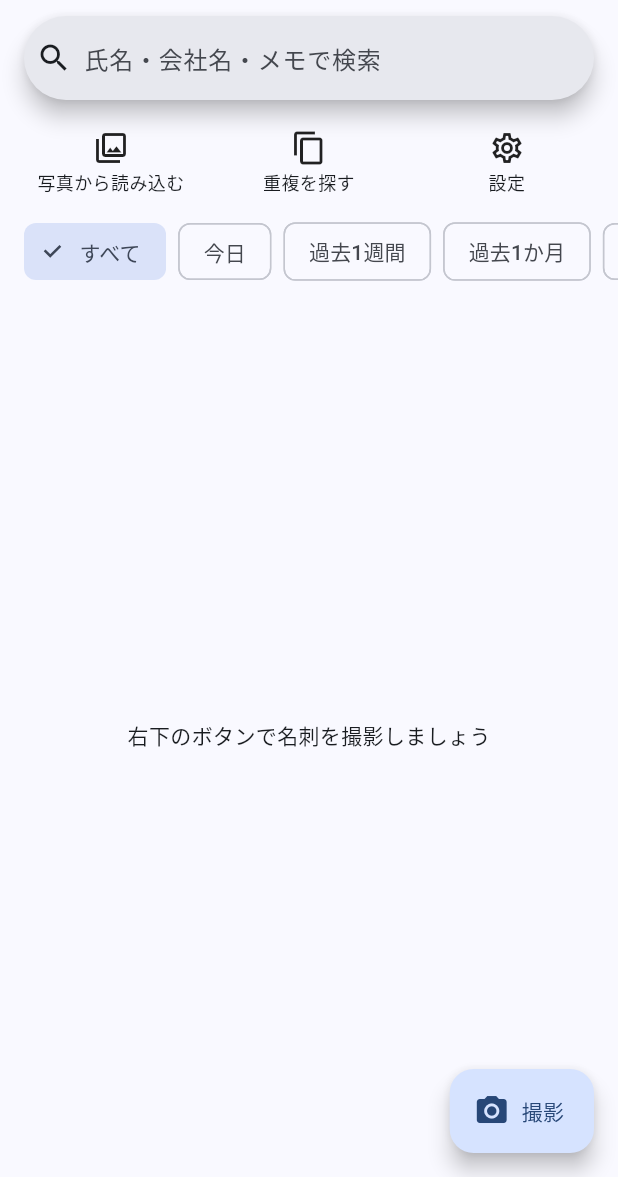
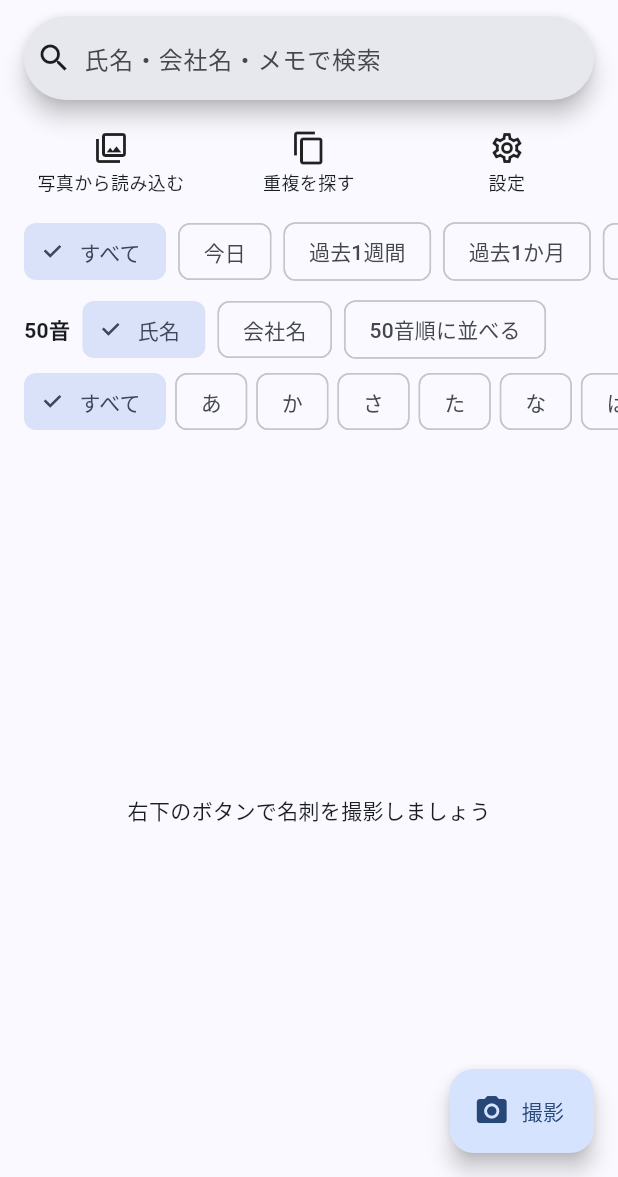
Before and after one commit to mushroomyasuyuki/wp-dev, a Flutter app: the screen it shows after launch, after a tap on "すべて", on a phone screen of 412 x 824 dp, the part 59-1236 px from its top. Run offline on Flutter 3.47's test engine with Material 3 defaults, Android fonts, the phone set to English and light mode, and no system bars; our stand-ins replace camera, file_picker, flutter_contacts, flutter_image_compress, image_picker, in_app_purchase and 4 more; missing offline and left inert: charset_converter, google_mlkit_text_recognition; accounts and stored records are empty.

Commit message:
氏名・会社名の50音検索を追加(会社名よみがな、名刺のふりがな自動取り込み、50音順)(v1.0.1)
Co-Authored-By: Claude Sonnet 5.5 <noreply@anthropic.com>
Claude-Session: https://claude.ai/code/session_01QDMFDuVFhKQZGZdYN6SdzB

```diff
--- a/meishi_app/lib/csv_import.dart
+++ b/meishi_app/lib/csv_import.dart
@@ -3,6 +3,7 @@ import 'dart:typed_data';
 
 import 'package:charset_converter/charset_converter.dart';
 
+import 'kana.dart';
 import 'models.dart';
 
 /// 文字コードを判定して文字列にする。UTF-8（BOMつきも可）を先に試し、だめならShift_JIS（Excelの日本語CSV）。
@@ -77,6 +78,14 @@ List<List<String>> parseCsv(String text) {
 
 const _synonyms = <String, List<String>>{
   'name': ['氏名', '名前', 'お名前', 'name', 'fullname'],
+  'companyKana': [
+    '会社名よみがな',
+    '会社名ふりがな',
+    '会社よみがな',
+    '会社ふりがな',
+    '会社名フリガナ',
+    'companykana',
+  ],
   'kana': ['よみがな', 'ふりがな', 'フリガナ', 'ヨミガナ', '読み', '読みがな', 'kana', 'furigana'],
   'company': [
     '会社名',
@@ -119,6 +128,7 @@ const _defaultOrder = [
   'url',
   'memo',
   'created',
+  'companyKana',
 ];
 
 String _norm(String s) => s.replaceAll(RegExp(r'[\s　"()（）]'), '').toLowerCase();
@@ -182,7 +192,8 @@ CsvResult cardsFromRows(List<List<String>> rows, {DateTime? now}) {
     cards.add(
       BizCard(
         name: name,
-        nameKana: v['kana'] ?? '',
+        nameKana: toHiragana(v['kana'] ?? ''),
+        companyKana: toHiragana(v['companyKana'] ?? ''),
         company: v['company'] ?? '',
         department: v['department'] ?? '',
         title: v['title'] ?? '',
--- a/meishi_app/lib/db.dart
+++ b/meishi_app/lib/db.dart
@@ -4,6 +4,7 @@ import 'package:path/path.dart' as p;
 import 'package:path_provider/path_provider.dart';
 import 'package:sqflite/sqflite.dart';
 
+import 'kana.dart';
 import 'models.dart';
 
 /// 名刺テーブル（cards）1つだけのデータベース。
@@ -15,12 +16,12 @@ class CardRepo {
     final path = p.join(await getDatabasesPath(), 'meishi.db');
     final db = await openDatabase(
       path,
-      version: 2,
+      version: 3,
       onCreate: (db, _) async {
         await db.execute('''
         CREATE TABLE cards(
           id INTEGER PRIMARY KEY AUTOINCREMENT,
-          name TEXT, name_kana TEXT, company TEXT, department TEXT, title TEXT,
+          name TEXT, name_kana TEXT, company TEXT, company_kana TEXT DEFAULT '', department TEXT, title TEXT,
           phone TEXT, mobile TEXT, fax TEXT, email TEXT, address TEXT, url TEXT,
           memo TEXT, raw_text TEXT, image_uri TEXT, thumb_path TEXT,
           image_pending INTEGER, contact_registered INTEGER DEFAULT 0,
@@ -31,6 +32,11 @@ class CardRepo {
         if (oldVersion < 2) {
           await db.execute(
             'ALTER TABLE cards ADD COLUMN contact_registered INTEGER DEFAULT 0',
+          );
+        }
+        if (oldVersion < 3) {
+          await db.execute(
+            "ALTER TABLE cards ADD COLUMN company_kana TEXT DEFAULT ''",
           );
         }
       },
@@ -49,10 +55,12 @@ class CardRepo {
     final where = <String>[];
     final args = <Object?>[];
     if (q.isNotEmpty) {
+      // ?2 はひらがなにそろえた検索語。「ヤマダ」で「やまだ」を、「やまだ」で「ヤマダ」を見つけられる
       where.add(
-        '(name LIKE ?1 OR name_kana LIKE ?1 OR company LIKE ?1 OR memo LIKE ?1 OR raw_text LIKE ?1)',
+        '(name LIKE ?1 OR name_kana LIKE ?1 OR name_kana LIKE ?2 OR company LIKE ?1 OR company_kana LIKE ?1 OR company_kana LIKE ?2 OR memo LIKE ?1 OR raw_text LIKE ?1)',
       );
       args.add('%$q%');
+      args.add('%${toHiragana(q)}%');
     }
     if (from != null) {
       where.add('created_at >= ?${args.length + 1}');
--- /dev/null
+++ b/meishi_app/lib/kana.dart
@@ -0,0 +1,59 @@
+import 'models.dart';
+
+/// カタカナをひらがなにそろえる（検索・並べ替えで「ヤマダ」と「やまだ」を同じに扱うため）。
+String toHiragana(String s) => String.fromCharCodes(
+  s.runes.map((r) => (r >= 0x30A1 && r <= 0x30F6) ? r - 0x60 : r),
+);
+
+/// 50音の行。ラベルと、その行に入る文字（濁音・半濁音・小さい字も含む）。
+const gojuonRows = <(String, String)>[
+  ('あ', 'ぁあぃいぅうぇえぉおゔ'),
+  ('か', 'かがきぎくぐけげこご'),
+  ('さ', 'さざしじすずせぜそぞ'),
+  ('た', 'ただちぢっつづてでとど'),
+  ('な', 'なにぬねの'),
+  ('は', 'はばぱひびぴふぶぷへべぺほぼぽ'),
+  ('ま', 'まみむめも'),
+  ('や', 'ゃやゅゆょよ'),
+  ('ら', 'らりるれろ'),
+  ('わ', 'わゎゐゑをん'),
+];
+
+const rowAlnum = '英数';
+const rowUnknown = '未';
+
+/// 並べ替え・行の判定に使う「読み」（ひらがな）。空なら読みが分からない。
+/// 手入力のよみがなを優先し、なければ、先頭が仮名の名前・会社名はその文字列を読みとする。
+String readingOf(BizCard c, {bool company = false}) {
+  final kana = toHiragana(company ? c.companyKana : c.nameKana)
+      .replaceAll(RegExp(r'[\s　]+'), '');
+  if (kana.isNotEmpty) return kana;
+  final text = (company ? c.company : c.name).replaceAll(RegExp(r'[\s　]+'), '');
+  final m = RegExp(r'^[ぁ-ゖァ-ヶ]+').firstMatch(text);
+  return m == null ? '' : toHiragana(m[0]!);
+}
+
+/// 50音の行（あ・か・さ…）。読みが分からない漢字は「未」、先頭が英数字なら「英数」。
+String gojuonRow(BizCard c, {bool company = false}) {
+  final r = readingOf(c, company: company);
+  if (r.isNotEmpty) {
+    for (final (label, chars) in gojuonRows) {
+      if (chars.contains(r[0])) return label;
+    }
+  }
+  final t = (company ? c.company : c.name).trim();
+  if (t.isNotEmpty && RegExp(r'^[A-Za-z0-9Ａ-Ｚａ-ｚ０-９]').hasMatch(t))
+    return rowAlnum;
+  return rowUnknown;
+}
+
+/// 50音順（読みが分かるものが先、分からないものが後ろ）。
+int compareByReading(BizCard a, BizCard b, {bool company = false}) {
+  final ra = readingOf(a, company: company),
+      rb = readingOf(b, company: company);
+  if (ra.isEmpty != rb.isEmpty) return ra.isEmpty ? 1 : -1;
+  final c = ra.compareTo(rb);
+  return c != 0
+      ? c
+      : (company ? a.company : a.name).compareTo(company ? b.company : b.name);
+}
--- a/meishi_app/lib/models.dart
+++ b/meishi_app/lib/models.dart
@@ -1,7 +1,7 @@
 /// 名刺1枚分のデータ。DBの1行に対応する。
 class BizCard {
   int? id;
-  String name, nameKana, company, department, title;
+  String name, nameKana, company, companyKana, department, title;
   String phone, mobile, fax, email, address, url, memo, rawText;
   String imageUri; // 外部ストレージ上の画像の場所
   String thumbPath; // 表示用の小さな画像（アプリ内）
@@ -14,6 +14,7 @@ class BizCard {
     this.name = '',
     this.nameKana = '',
     this.company = '',
+    this.companyKana = '',
     this.department = '',
     this.title = '',
     this.phone = '',
@@ -38,6 +39,7 @@ class BizCard {
     'name': name,
     'name_kana': nameKana,
     'company': company,
+    'company_kana': companyKana,
     'department': department,
     'title': title,
     'phone': phone,
@@ -61,6 +63,7 @@ class BizCard {
     name: m['name'] as String? ?? '',
     nameKana: m['name_kana'] as String? ?? '',
     company: m['company'] as String? ?? '',
+    companyKana: m['company_kana'] as String? ?? '',
     department: m['department'] as String? ?? '',
     title: m['title'] as String? ?? '',
     phone: m['phone'] as String? ?? '',
--- a/meishi_app/lib/ocr.dart
+++ b/meishi_app/lib/ocr.dart
@@ -31,7 +31,7 @@ Future<_Ocr> _recognize(String path) async {
     for (final block in result.blocks) {
       for (final line in block.lines) {
         final bb = line.boundingBox;
-        lines.add(OcrLine(line.text, bb.height, bb.top));
+        lines.add(OcrLine(line.text, bb.height, bb.top, bb.left));
         if (bb.left < l) l = bb.left;
         if (bb.top < t) t = bb.top;
         if (bb.right > r) r = bb.right;
--- a/meishi_app/lib/screens/confirm_screen.dart
+++ b/meishi_app/lib/screens/confirm_screen.dart
@@ -4,6 +4,7 @@ import 'package:material_ui/material_ui.dart';
 
 import '../main.dart';
 import '../duplicates.dart';
+import '../kana.dart';
 import '../models.dart';
 
 /// 読み取り結果の確認・修正。新規登録と編集の両方で使う。
@@ -22,6 +23,7 @@ class _ConfirmScreenState extends State<ConfirmScreen> {
     ('name', '氏名', TextInputType.name, 1),
     ('nameKana', 'よみがな', TextInputType.text, 1),
     ('company', '会社名', TextInputType.text, 1),
+    ('companyKana', '会社名のよみがな', TextInputType.text, 1),
     ('department', '部署', TextInputType.text, 1),
     ('title', '役職', TextInputType.text, 1),
     ('phone', '電話', TextInputType.phone, 1),
@@ -39,6 +41,7 @@ class _ConfirmScreenState extends State<ConfirmScreen> {
       'name' => c.name,
       'nameKana' => c.nameKana,
       'company' => c.company,
+      'companyKana' => c.companyKana,
       'department' => c.department,
       'title' => c.title,
       'phone' => c.phone,
@@ -72,8 +75,9 @@ class _ConfirmScreenState extends State<ConfirmScreen> {
     String v(String k) => _c[k]!.text.trim();
     c
       ..name = v('name')
-      ..nameKana = v('nameKana')
+      ..nameKana = toHiragana(v('nameKana'))
       ..company = v('company')
+      ..companyKana = toHiragana(v('companyKana'))
       ..department = v('department')
       ..title = v('title')
       ..phone = v('phone')
--- a/meishi_app/lib/screens/list_screen.dart
+++ b/meishi_app/lib/screens/list_screen.dart
@@ -8,6 +8,7 @@ import 'package:path_provider/path_provider.dart';
 import 'package:shared_preferences/shared_preferences.dart';
 
 import '../main.dart';
+import '../kana.dart';
 import '../models.dart';
 import '../ocr.dart';
 import '../plan.dart';
@@ -30,6 +31,9 @@ class _ListScreenState extends State<ListScreen> {
   String _q = '';
   String _period = 'all'; // all / today / week / month / custom
   DateTimeRange? _custom;
+  bool _byCompany = false; // 50音の対象：false=氏名、true=会社名
+  String? _row; // 50音の行（null=すべて）
+  bool _sort50 = false; // 50音順に並べる
   String? _busy; // 処理中の表示（nullなら非表示）
   static const _kCapturing = 'capturing';
 
@@ -97,7 +101,14 @@ class _ListScreenState extends State<ListScreen> {
 
   Future<void> _reload() async {
     final (from, to) = _range();
-    final r = await repo.search(_q, from: from, to: to);
+    var r = await repo.search(_q, from: from, to: to);
+    // 50音の行で絞り込み、行を選んでいるとき・50音順のときは読みの順に並べる
+    if (_row != null) {
+      r = r.where((c) => gojuonRow(c, company: _byCompany) == _row).toList();
+    }
+    if (_row != null || _sort50) {
+      r.sort((a, b) => compareByReading(a, b, company: _byCompany));
+    }
     if (mounted) setState(() => _cards = r);
   }
 
@@ -163,6 +174,89 @@ class _ListScreenState extends State<ListScreen> {
           ),
         ],
       ),
+    );
+  }
+
+  /// 50音で探す：氏名・会社名のどちらの読みで探すかと、行（あ・か・さ…）を選ぶ。
+  Widget _gojuonBar() {
+    final labels = [
+      'すべて',
+      ...gojuonRows.map((e) => e.$1),
+      rowAlnum,
+      rowUnknown,
+    ];
+    return Column(
+      crossAxisAlignment: CrossAxisAlignment.start,
+      children: [
+        SingleChildScrollView(
+          scrollDirection: Axis.horizontal,
+          padding: const EdgeInsets.fromLTRB(16, 0, 8, 0),
+          child: Row(
+            children: [
+              const Padding(
+                padding: EdgeInsets.only(right: 8),
+                child: Text(
+                  '50音',
+                  style: TextStyle(fontWeight: FontWeight.bold),
+                ),
+              ),
+              Padding(
+                padding: const EdgeInsets.only(right: 8),
+                child: ChoiceChip(
+                  label: const Text('氏名'),
+                  selected: !_byCompany,
+                  onSelected: (_) {
+                    _byCompany = false;
+                    _reload();
+                  },
+                ),
+              ),
+              Padding(
+                padding: const EdgeInsets.only(right: 8),
+                child: ChoiceChip(
+                  label: const Text('会社名'),
+                  selected: _byCompany,
+                  onSelected: (_) {
+                    _byCompany = true;
+                    _reload();
+                  },
+                ),
+              ),
+              FilterChip(
+                label: const Text('50音順に並べる'),
+                selected: _sort50,
+                onSelected: (v) {
+                  _sort50 = v;
+                  _reload();
+                },
+              ),
+            ],
+          ),
+        ),
+        SingleChildScrollView(
+          scrollDirection: Axis.horizontal,
+          padding: const EdgeInsets.fromLTRB(16, 0, 8, 4),
+          child: Row(
+            children: [
+              for (final l in labels)
+                Padding(
+                  padding: const EdgeInsets.only(right: 6),
+                  child: ChoiceChip(
+                    label: Text(l),
+                    tooltip: l == rowUnknown
+                        ? '読みが分からない名刺（よみがなを入れると50音で探せます）'
+                        : null,
+                    selected: l == 'すべて' ? _row == null : _row == l,
+                    onSelected: (_) {
+                      _row = l == 'すべて' ? null : l;
+                      _reload();
+                    },
+                  ),
+                ),
+            ],
+          ),
+        ),
+      ],
     );
   }
 
@@ -364,6 +458,7 @@ class _ListScreenState extends State<ListScreen> {
           children: [
             _actionRow(),
             _chips(),
+            _gojuonBar(),
             Expanded(
               child: _cards.isEmpty
                   ? Center(
--- a/meishi_app/lib/screens/settings_screen.dart
+++ b/meishi_app/lib/screens/settings_screen.dart
@@ -214,6 +214,7 @@ class _SettingsScreenState extends State<SettingsScreen> {
       'Webサイト',
       'メモ',
       '登録日時',
+      '会社名よみがな',
     ];
     final buf = StringBuffer('﻿${head.map(_csvCell).join(',')}\r\n');
     for (final c in cards) {
@@ -232,6 +233,7 @@ class _SettingsScreenState extends State<SettingsScreen> {
           c.url,
           c.memo,
           c.createdAt.toIso8601String(),
+          c.companyKana,
         ].map(_csvCell).join(','),
       );
       buf.write('\r\n');
--- a/meishi_app/pubspec.yaml
+++ b/meishi_app/pubspec.yaml
@@ -1,7 +1,7 @@
 name: meishi_app
 description: "A new Flutter project."
 publish_to: 'none'
-version: 1.0.0+3020
+version: 1.0.1+3021
 
 environment:
   sdk: ^3.14.0
```
Also changed, not shown: meishi_app/lib/parser.dart (+33 -3 lines), 1 other file.
